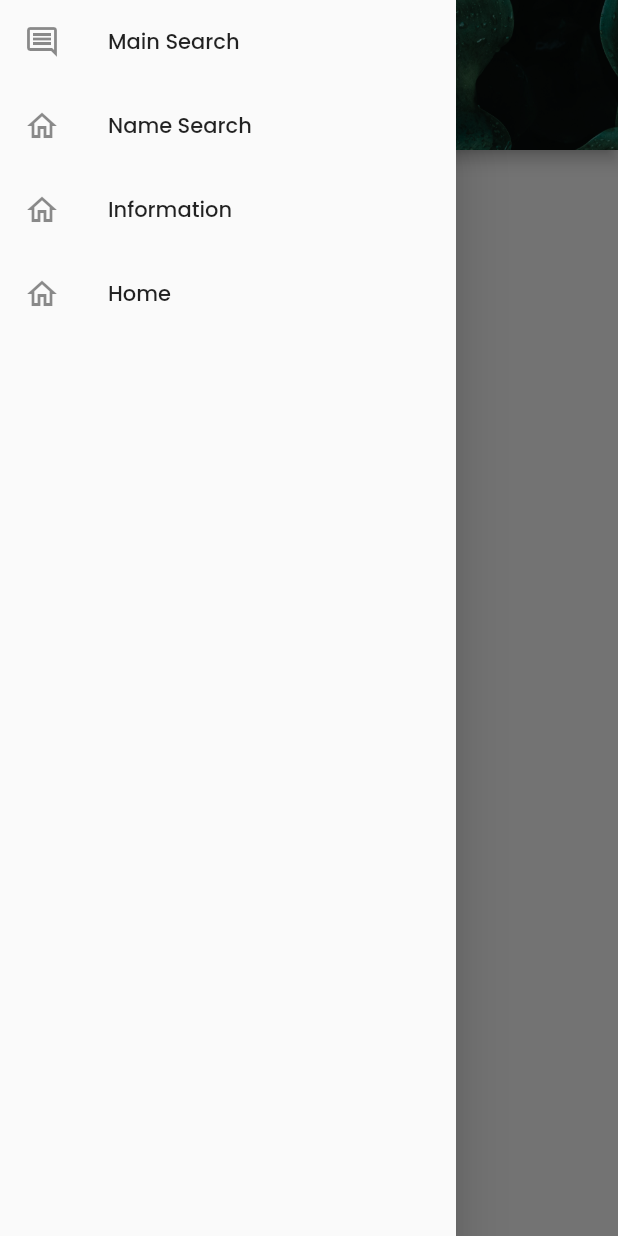
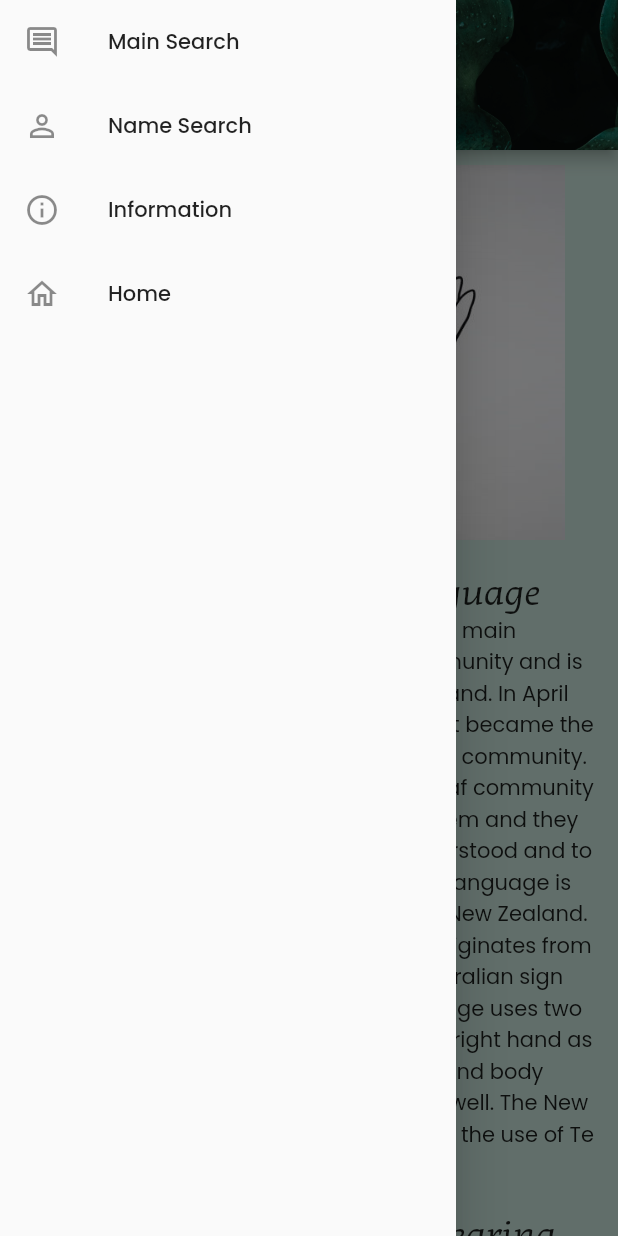
Before and after one commit to TamHug/tam01, a Flutter app: the screen it shows after launch, with the side drawer open, on a phone screen of 412 x 824 dp. Run offline on Flutter 3.47's test engine with Material 2 defaults, Android fonts, the light colour scheme and no system bars; our stand-ins replace flutter_svg.

Commit message:
Main page
Completed the main home page. Added in the menu bar yesterday (forgot to save on Git) and have added the menu hamburger bar. Next step is to work on the menu and the information page and link them.

```diff
--- a/lib/pages/home_pages.dart
+++ b/lib/pages/home_pages.dart
@@ -1,7 +1,10 @@
 import 'package:flutter/material.dart';
+import 'package:flutter_svg/flutter_svg.dart';
 
 class homePage extends StatelessWidget {
   const homePage({super.key});
+
+  get child => null;
 
   @override
   Widget build(BuildContext context) {
@@ -28,6 +31,110 @@ class homePage extends StatelessWidget {
 
       ),
       drawer: const NavigationDrawer(),
+
+      backgroundColor: Color.fromRGBO(212, 239, 230, 1),
+
+      body: SingleChildScrollView(
+         child: Column(
+
+
+        crossAxisAlignment: CrossAxisAlignment.stretch,
+
+        children: [
+          SizedBox(height: 10),
+          //Image at top
+          Image.asset(
+            "assets/images/main01.jpg",
+            height: 250,
+          ),
+          SizedBox(height: 20),
+          //New Zealand Sign Languae Main info paragraph
+           Text(
+             'New Zealand Sign Language',
+             textAlign: TextAlign.center,
+             style: const TextStyle(
+               fontFamily: 'KottaOne', //changing the font style
+               fontSize: 25, //font size to make it clearer
+            ) ,
+            ),
+            Padding(
+              padding:EdgeInsets.only(left: 15, right: 15),
+              child: Text(
+             'New Zealand sign language is the main communication form for the Deaf community and is the third official language of New Zealand. In April 2006 the New Zealand Sign Language Act became the official and recognised language for this community. The Act created a purpose where the Deaf community had rights and access to the legal system and they were able to communicate and be understood and to understand what was being said. This language is currently used by over 20,000 people in New Zealand. The history of the basic sign language originates from a combination of the Bristish and Australian sign language. The New Zealand sign language uses two hands (left one as the “paper”) and (the right hand as the “pencil”) and it also uses facial and body language within the communication as well. The New Zealand sign language also incorporates the use of Te Reo within the signing.',
+             textAlign: TextAlign.center,
+
+            ),
+            //NZSL with hard of hearing and the deaf
+            ),
+               SizedBox(height: 20),
+            Padding(
+              padding: EdgeInsets.only(left: 15, right: 15),
+
+             child: Text(
+              'Sign Language for the hearing impaired and deaf',
+             textAlign: TextAlign.center,
+             style: const TextStyle(
+               fontFamily: 'KottaOne', //changing the font style
+               fontSize: 25, //font size to make it clearer
+            ) ,
+             ),
+            ),
+            Padding(
+              padding:EdgeInsets.only(left: 15, right: 15),
+              child: Text(
+             'With the community where hearing or hearing impaired is a real disabilitiy being able to communicate via sign takes away many of the barriers that they come across in society with a disability. Sign language also helps those who have trouble being able to verbalise words – mute. For many of those suffering from a hearing impairment or loss of hearing find that being able to sign helps them socially to become more connected, the have more access to information and the ability to communicate with a wider sector of the community.',
+             textAlign: TextAlign.center,
+
+            ),
+            ),
+            SizedBox(height: 20),
+            //Information on main page about the use of NZSL and autism
+            Padding(
+              padding: EdgeInsets.only(left: 15, right: 15),
+
+             child: Text(
+              'Sign Language for autism',
+             textAlign: TextAlign.center,
+             style: const TextStyle(
+               fontFamily: 'KottaOne', //changing the font style
+               fontSize: 25, //font size to make it clearer
+            ) ,
+             ),
+            ),
+            Padding(
+              padding:EdgeInsets.only(left: 15, right: 15),
+              child: Text(
+             'As many young people with Autism learn through visual means – the use of sign language is once again another good way for this group of people to be able to communicate. Sign language is also a learning tool where they are not required to have aids e.g computers, tablets etc to be able to use to communicate and they are basically using what they already have and know For many of the young members of this group where learning can be a challenge sign lanuage is a skill that is easily learnt. It gives this group of children a form of independance that is rarely achieved for them.',
+             textAlign: TextAlign.center,
+
+            ),
+            ),
+             SizedBox(height: 20),
+            //Information on main page about the use of NZSL and autism
+            Padding(
+              padding: EdgeInsets.only(left: 15, right: 15),
+
+             child: Text(
+              'Sign Language for younger children',
+             textAlign: TextAlign.center,
+             style: const TextStyle(
+               fontFamily: 'KottaOne', //changing the font style
+               fontSize: 25, //font size to make it clearer
+            ) ,
+             ),
+            ),
+            Padding(
+              padding:EdgeInsets.only(left: 15, right: 15),
+              child: Text(
+             'Many young children who are still learning their words are being taught sign language as a means to communicate with others. The reason behind this is that small non-verbal children can understand body language and what is being meant when signing. I have seen first hand of 12 month olds using sign language to ask for food, thanking, please, bottle, more – basic communication where they are only just starting to use verbal words. The reason for the teaching of the sign language by the parents is to help communicate and stop the frustrations of the young child in making themselves understood.',
+             textAlign: TextAlign.center,
+
+            ),
+            ),
+        ],
+
+      ),
+      ),
 
 
     );
@@ -67,12 +174,12 @@ class NavigationDrawer extends StatelessWidget {
         ),
 
       ListTile(
-       leading: const Icon(Icons.home_outlined),
+       leading: const Icon(Icons.person_outline_outlined),
        title: const Text('Name Search'),
        onTap: () {},
       ),
        ListTile(
-       leading: const Icon(Icons.home_outlined),
+       leading: const Icon(Icons.info_outline),
        title: const Text('Information'),
        onTap: () {},
       ),
@@ -84,4 +191,5 @@ class NavigationDrawer extends StatelessWidget {
       ],
    );
 
+
 }
--- a/pubspec.yaml
+++ b/pubspec.yaml
@@ -35,6 +35,7 @@ dependencies:
   # The following adds the Cupertino Icons font to your application.
   # Use with the CupertinoIcons class for iOS style icons.
   cupertino_icons: ^1.0.2
+  flutter_svg: ^2.0.9
 
 dev_dependencies:
   flutter_test:
```
Also changed, not shown: assets/images/main01.jpg (added), pubspec.lock.
